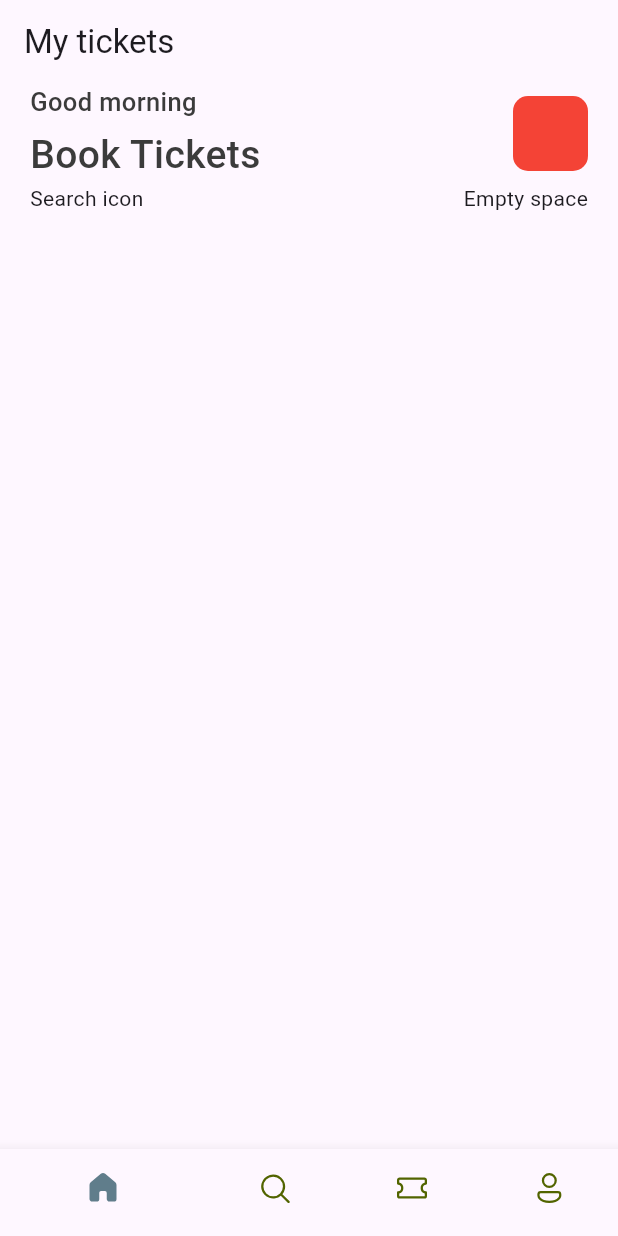
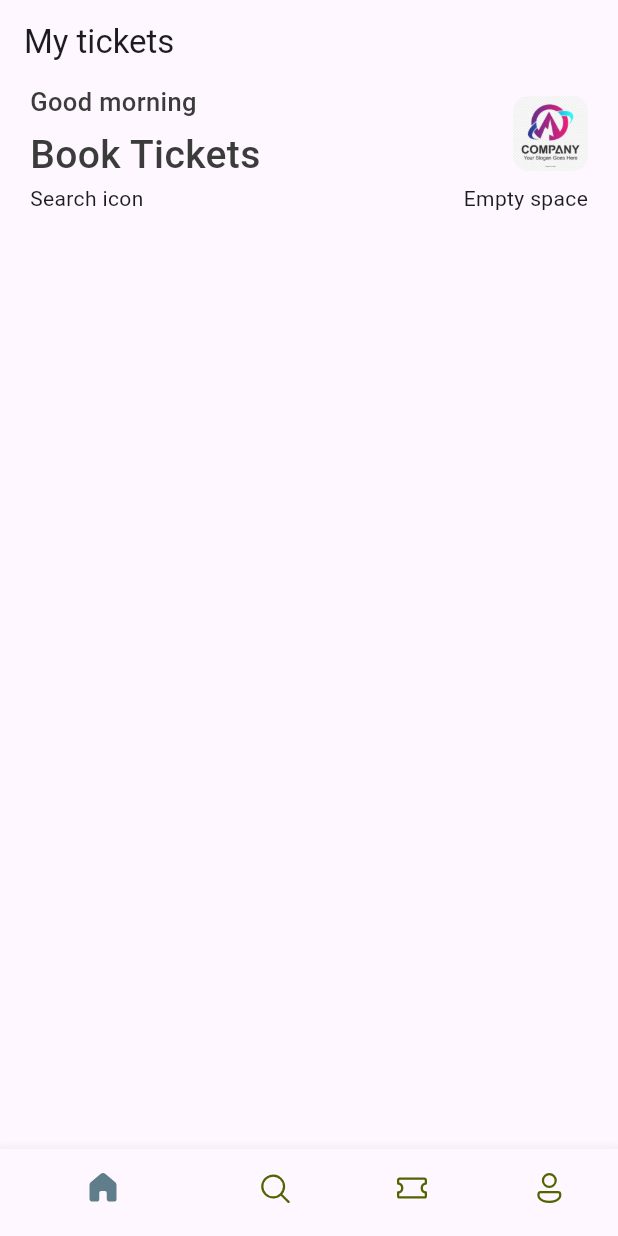
Before and after one commit to 218451LIJIAQI/218451_LI-JIAQI_LAB3, a Flutter app: the screen it shows after launch, on a phone screen of 412 x 824 dp. Run offline on Flutter 3.47's test engine with Material 3 defaults, Android fonts, the phone set to English and light mode, and no system bars; our stand-ins replace fluentui_icons.

Commit message:
Initial commit for Lab 3 Flutter app

```diff
--- a/lib/screens/home_screen.dart
+++ b/lib/screens/home_screen.dart
@@ -32,7 +32,9 @@ class HomeScreen extends StatelessWidget {
                         height: 50,
                         decoration: BoxDecoration(
                           borderRadius: BorderRadius.circular(10),
-                          color: Colors.red,
+                          image:DecorationImage(
+                              image: AssetImage("assets/images/logo.png")
+                          )
                         ),
                       ),
                     ],
--- a/pubspec.yaml
+++ b/pubspec.yaml
@@ -60,8 +60,8 @@ flutter:
   uses-material-design: true
 
   # To add assets to your application, add an assets section, like this:
-  # assets:
-  #   - images/a_dot_burr.jpeg
+  assets:
+    - assets/images/
   #   - images/a_dot_ham.jpeg
 
   # An image asset can refer to one or more resolution-specific "variants", see
```
Also changed, not shown: assets/images/city_view.png (added), assets/images/hotel_room.png (added), assets/images/logo.png (added), assets/images/plane_sit.jpg (added), assets/images/pool_view.png (added), assets/images/visa_card.png (added).
